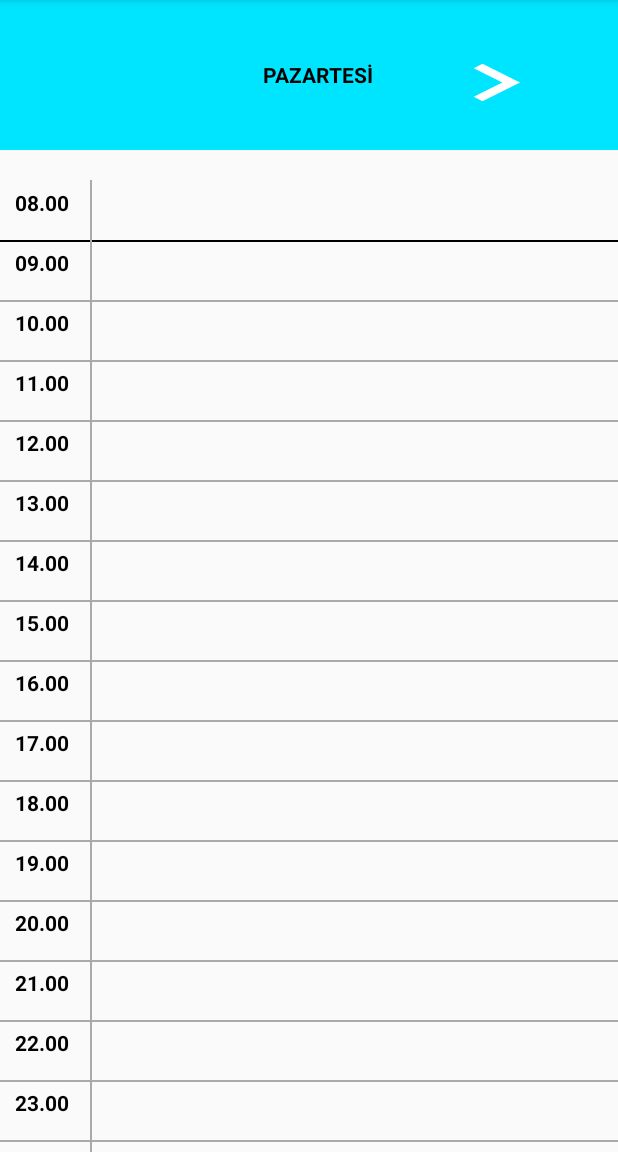
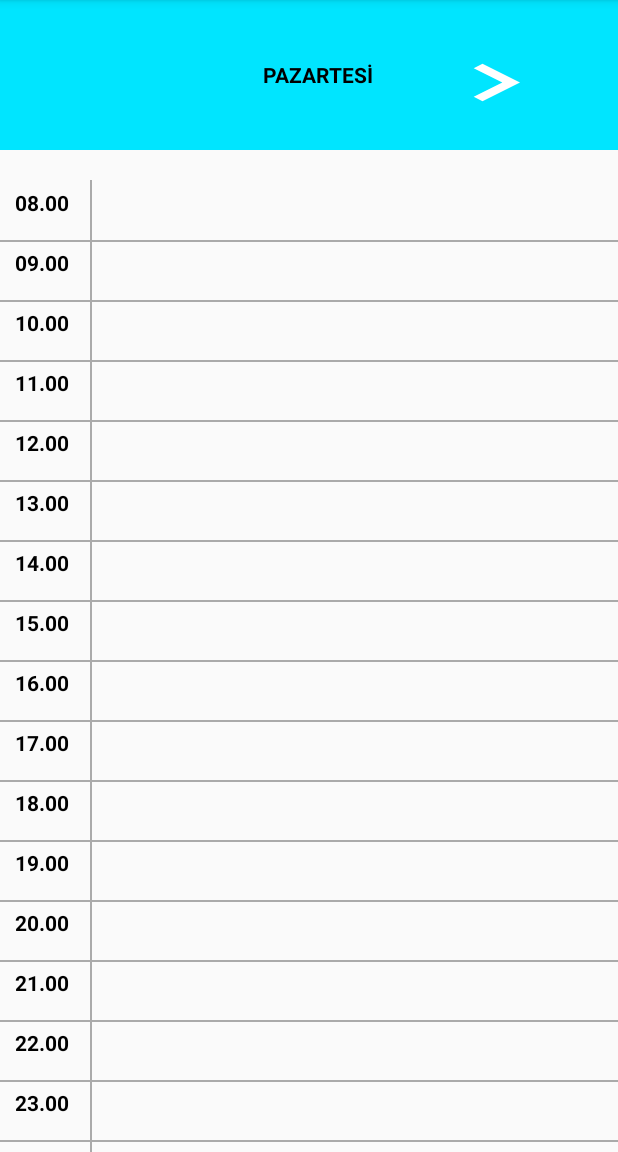
Before and after one commit to elifctnkaya/ProgramPreparation, an Android app: the Fragment1 screen opened directly, with no data from a screen before it, on a phone screen of 412 x 824 dp, the part 84-1236 px from its top. Run offline under Robolectric (Android 15) with nearby library versions, the phone set to English and light mode, and no system bars.

Commit message:
Merge branch 'master' of C:\Users\Casper\AndroidStudioProjects\Takvimdeneme with conflicts.

```diff
--- a/app/src/main/res/layout/fragment1.xml
+++ b/app/src/main/res/layout/fragment1.xml
@@ -55,7 +55,7 @@
                 android:layout_height="wrap_content"
                 android:layout_weight="2">
 
-                <!--<Button
+                <Button
                     android:id="@+id/sayfaninTamami"
                     android:layout_width="500dp"
                     android:layout_height="700dp"
@@ -63,7 +63,7 @@
                     android:layout_marginTop="15dp"
                     android:alpha = "0"
 
-                    />-->
+                    />
 
                 <TextView
                     android:id="@+id/textView"
@@ -89,17 +89,14 @@
                     android:textColor="@color/colorblack"
                     android:textAlignment="center"
                     android:onClick="duzenle"
-                    android:clickable="true"
-                    android:gravity="center_horizontal"
-                    />
+                    tools:ignore="OnClick"
+                    android:gravity="center_horizontal" />
 
                 <View
-                    android:id="@+id/cizgi1"
                     android:layout_width="match_parent"
                     android:layout_height="1dp"
                     android:layout_below="@+id/textView"
-                    android:background="@color/colorblack"
-                    />
+                    android:background="@color/colorDivider"/>
 
                 <TextView
                     android:id="@+id/textView1"
@@ -116,7 +113,7 @@
                     android:id="@+id/editText1"
                     android:layout_width="match_parent"
                     android:layout_height="40dp"
-                    android:layout_below="@+id/cizgi1"
+                    android:layout_below="@+id/editText"
                     android:layout_toRightOf="@+id/textView1"
                     android:inputType="textMultiLine"
                     android:textSize="14sp"
```
